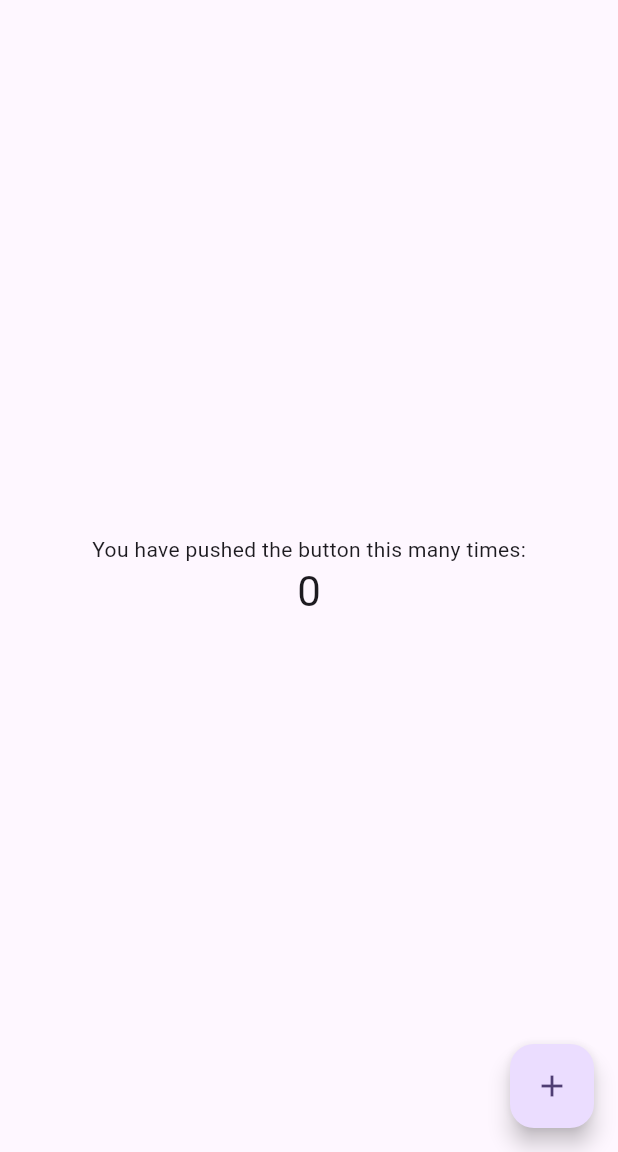
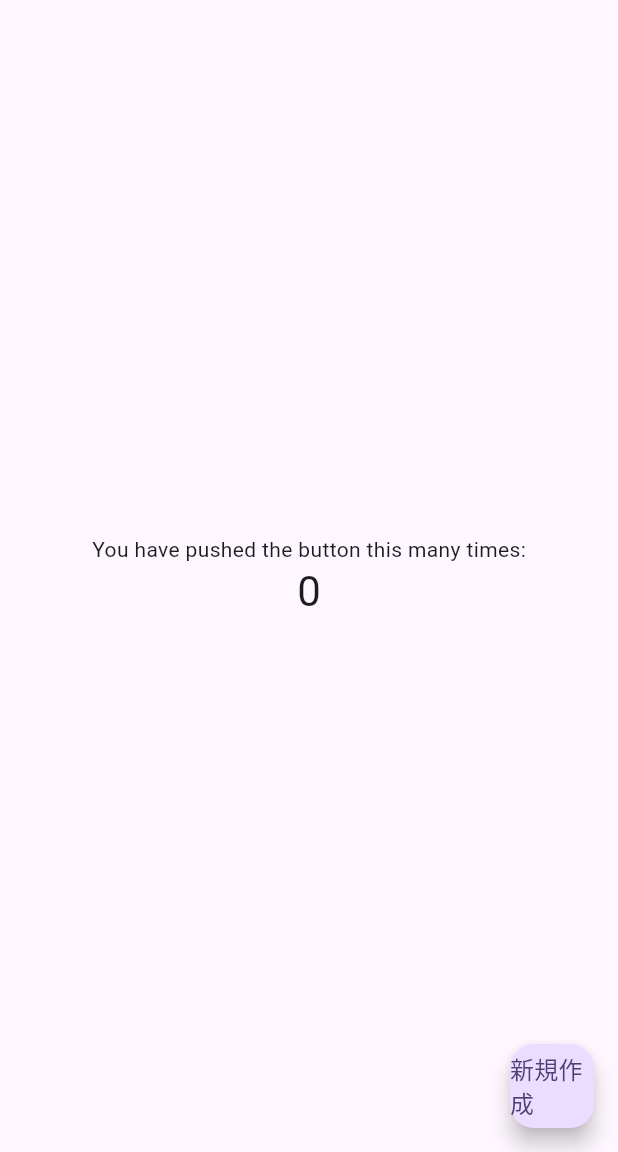
Before and after one commit to ryuprogrammer/testTodo, a Flutter app: the screen it shows after launch, on a phone screen of 412 x 824 dp, the part 84-1236 px from its top. Run offline on Flutter 3.47's test engine with Material 3 defaults, Android fonts, the phone set to English and light mode, and no system bars; our stand-ins replace supabase_flutter; accounts and stored records are empty.

Commit message:
新規作成ボタン作成

```diff
--- a/testtodo/lib/main.dart
+++ b/testtodo/lib/main.dart
@@ -69,9 +69,30 @@ class _MyHomePageState extends State<MyHomePage> {
         ),
       ),
       floatingActionButton: FloatingActionButton(
-        onPressed: _incrementCounter,
-        tooltip: 'Increment',
-        child: const Icon(Icons.add),
+        onPressed: () {
+          showDialog(
+            context: context,
+            builder: ((context) {
+              return SimpleDialog(
+                title: const Text('新規作成'),
+                contentPadding: const EdgeInsets.all(10),
+                children: [
+                  TextFormField(
+                    onFieldSubmitted: (value) async {
+                      // ここでSupabaseにデータ追加
+                    },
+                  ),
+                ],
+              );
+            }),
+          );
+        },
+        child: Center(
+          child: Text(
+            '新規作成',
+            style: TextStyle(fontSize: 16),
+          ),
+        ),
       ),
     );
   }
```
